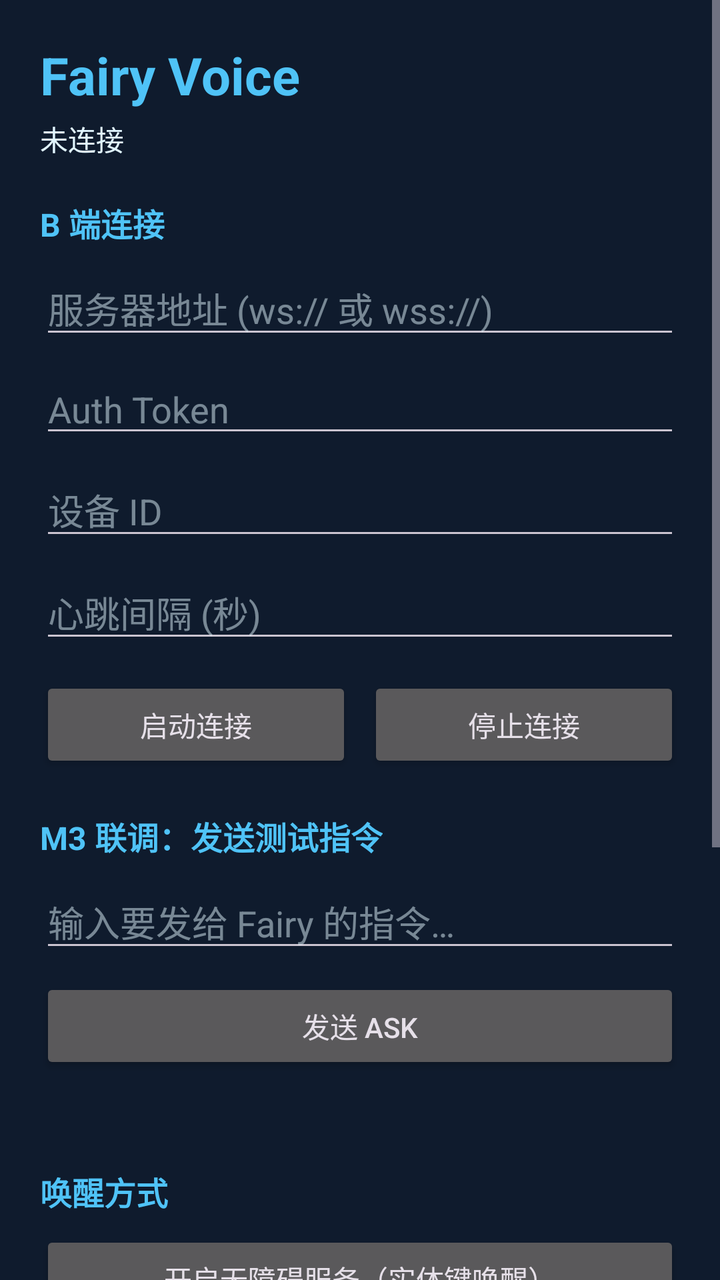
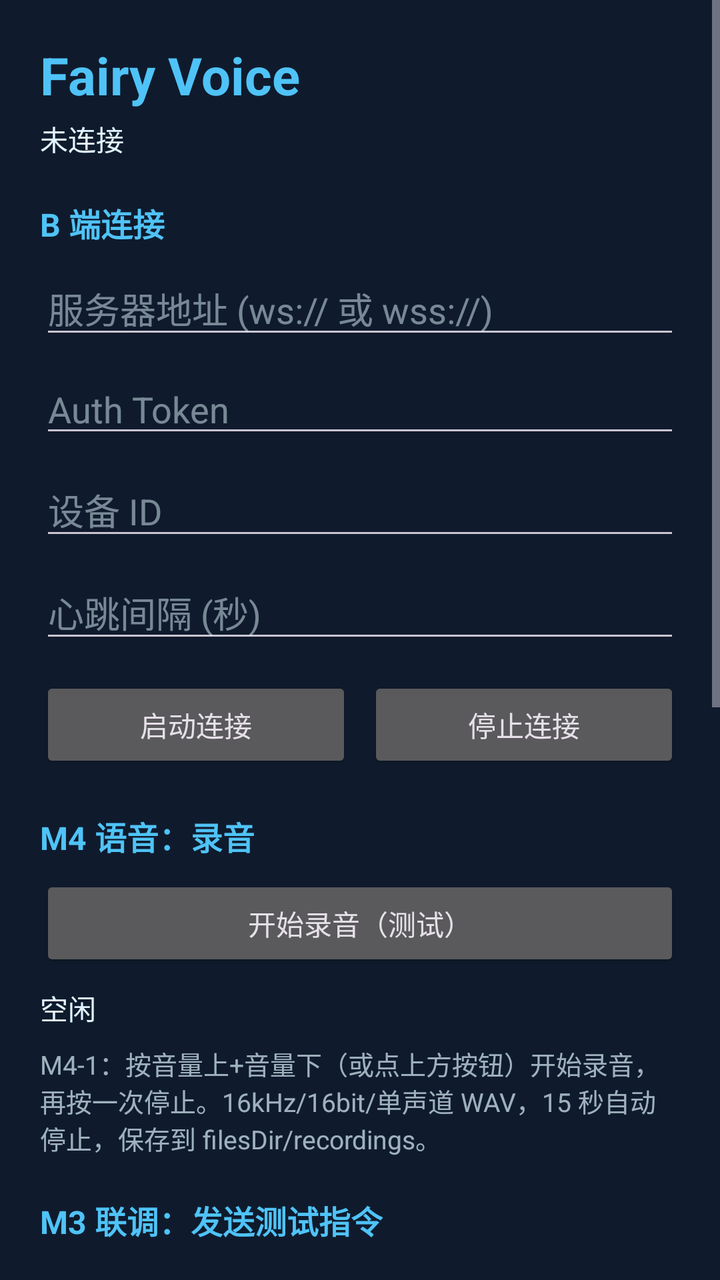

Two renders of the same Android screen: before a commit and after it. Below are the layout's source before the change and the commit's diff.
<!-- AndroidManifest.xml: application theme Theme.FairyVoice -->
<!-- res/layout/activity_main.xml -->
<?xml version="1.0" encoding="utf-8"?>
<ScrollView xmlns:android="http://schemas.android.com/apk/res/android"
    android:layout_width="match_parent"
    android:layout_height="match_parent"
    android:fillViewport="true"
    android:background="@color/fairy_bg">

    <LinearLayout
        android:layout_width="match_parent"
        android:layout_height="wrap_content"
        android:orientation="vertical"
        android:padding="20dp">

        <TextView
            android:layout_width="wrap_content"
            android:layout_height="wrap_content"
            android:text="@string/app_name"
            android:textColor="@color/fairy_blue"
            android:textSize="26sp"
            android:textStyle="bold" />

        <TextView
            android:id="@+id/tvStatus"
            android:layout_width="match_parent"
            android:layout_height="wrap_content"
            android:layout_marginTop="4dp"
            android:text="@string/status_disconnected"
            android:textColor="@color/fairy_text"
            android:textSize="14sp" />

        <TextView
            android:layout_width="wrap_content"
            android:layout_height="wrap_content"
            android:layout_marginTop="20dp"
            android:text="@string/section_server"
            android:textColor="@color/fairy_blue"
            android:textSize="16sp"
            android:textStyle="bold" />

        <EditText
            android:id="@+id/etServerUrl"
            android:layout_width="match_parent"
            android:layout_height="wrap_content"
            android:layout_marginTop="8dp"
            android:hint="@string/label_server_url"
            android:inputType="textUri"
            android:textColor="@color/fairy_text"
            android:textColorHint="#80E1F5FE" />

        <EditText
            android:id="@+id/etToken"
            android:layout_width="match_parent"
            android:layout_height="wrap_content"
            android:layout_marginTop="8dp"
            android:hint="@string/label_token"
            android:inputType="textPassword"
            android:textColor="@color/fairy_text"
            android:textColorHint="#80E1F5FE" />

        <EditText
            android:id="@+id/etDeviceId"
            android:layout_width="match_parent"
            android:layout_height="wrap_content"
            android:layout_marginTop="8dp"
            android:hint="@string/label_device_id"
            android:textColor="@color/fairy_text"
            android:textColorHint="#80E1F5FE" />

        <EditText
            android:id="@+id/etHeartbeat"
            android:layout_width="match_parent"
            android:layout_height="wrap_content"
            android:layout_marginTop="8dp"
            android:hint="@string/label_heartbeat"
            android:inputType="number"
            android:textColor="@color/fairy_text"
            android:textColorHint="#80E1F5FE" />

        <LinearLayout
            android:layout_width="match_parent"
            android:layout_height="wrap_content"
            android:layout_marginTop="12dp"
            android:orientation="horizontal">

            <Button
                android:id="@+id/btnStart"
                android:layout_width="0dp"
                android:layout_height="wrap_content"
                android:layout_weight="1"
                android:text="@string/btn_start" />

            <Button
                android:id="@+id/btnStop"
                android:layout_width="0dp"
                android:layout_height="wrap_content"
                android:layout_weight="1"
                android:layout_marginStart="8dp"
                android:text="@string/btn_stop" />
        </LinearLayout>

        <TextView
            android:layout_width="wrap_content"
            android:layout_height="wrap_content"
            android:layout_marginTop="20dp"
            android:text="@string/section_test"
            android:textColor="@color/fairy_blue"
            android:textSize="16sp"
            android:textStyle="bold" />

        <EditText
            android:id="@+id/etAskInput"
            android:layout_width="match_parent"
            android:layout_height="wrap_content"
            android:layout_marginTop="8dp"
            android:hint="@string/hint_ask_input"
            android:textColor="@color/fairy_text"
            android:textColorHint="#80E1F5FE" />

        <Button
            android:id="@+id/btnSendAsk"
            android:layout_width="match_parent"
            android:layout_height="wrap_content"
            android:layout_marginTop="8dp"
            android:text="@string/btn_send_ask" />

        <TextView
            android:id="@+id/tvReply"
            android:layout_width="match_parent"
            android:layout_height="wrap_content"
            android:layout_marginTop="8dp"
            android:textColor="@color/fairy_text"
            android:textSize="14sp" />

        <TextView
            android:layout_width="wrap_content"
            android:layout_height="wrap_content"
            android:layout_marginTop="20dp"
            android:text="@string/section_wake"
            android:textColor="@color/fairy_blue"
            android:textSize="16sp"
            android:textStyle="bold" />

        <Button
            android:id="@+id/btnOpenAccessibility"
            android:layout_width="match_parent"
            android:layout_height="wrap_content"
            android:layout_marginTop="8dp"
            android:text="@string/btn_open_accessibility" />

        <TextView
            android:layout_width="match_parent"
            android:layout_height="wrap_content"
            android:layout_marginTop="8dp"
            android:text="@string/wake_hint"
            android:textColor="#B0E1F5FE"
            android:textSize="13sp" />

        <TextView
            android:layout_width="wrap_content"
            android:layout_height="wrap_content"
            android:layout_marginTop="20dp"
            android:text="@string/section_wake_tile"
            android:textColor="@color/fairy_blue"
            android:textSize="16sp"
            android:textStyle="bold" />

        <Button
            android:id="@+id/btnAddTile"
            android:layout_width="match_parent"
            android:layout_height="wrap_content"
            android:layout_marginTop="8dp"
            android:text="@string/btn_add_tile" />

        <TextView
            android:layout_width="match_parent"
            android:layout_height="wrap_content"
            android:layout_marginTop="8dp"
            android:text="@string/tile_hint"
            android:textColor="#B0E1F5FE"
            android:textSize="13sp" />
    </LinearLayout>
</ScrollView>
<!-- resources referenced by this layout -->
<resources>
  <color name="fairy_bg">#0F1B2D</color>
  <color name="fairy_blue">#4FC3F7</color>
  <color name="fairy_text">#E1F5FE</color>
  <string name="app_name">Fairy Voice</string>
  <string name="btn_add_tile">添加到控制中心</string>
  <string name="btn_open_accessibility">开启无障碍服务（实体键唤醒）</string>
  <string name="btn_send_ask">发送 ask</string>
  <string name="btn_start">启动连接</string>
  <string name="btn_stop">停止连接</string>
  <string name="hint_ask_input">输入要发给 Fairy 的指令…</string>
  <string name="label_device_id">设备 ID</string>
  <string name="label_heartbeat">心跳间隔 (秒)</string>
  <string name="label_server_url">服务器地址 (ws:// 或 wss://)</string>
  <string name="label_token">Auth Token</string>
  <string name="section_server">B 端连接</string>
  <string name="section_test">M3 联调：发送测试指令</string>
  <string name="section_wake">唤醒方式</string>
  <string name="section_wake_tile">控制中心磁贴（替代唤醒）</string>
  <string name="status_disconnected">未连接</string>
  <string name="tile_hint">下拉通知栏 → 点右上角编辑（铅笔图标）→ 把 Fairy Voice 拖入常用磁贴；点击磁贴即唤醒。Android 13+ 可先点上方按钮请求系统弹出添加入口。</string>
  <string name="wake_hint">实体键：音量上 + 音量下 同时按下 0.5 秒（亮屏时任意界面生效）。\n电源键事件被系统独占，普通 APP 无法监听；OPPO ColorOS 无「电源键+音量上」映射任意应用的能力（侧键快捷仅支持系统预置功能），替代方案见下方控制中心磁贴。</string>
  <style name="Theme.FairyVoice" parent="Theme.Material3.Dark.NoActionBar">
          <item name="colorPrimary">@color/fairy_blue</item>
          <item name="colorOnPrimary">#06121F</item>
          <item name="colorSecondary">@color/fairy_blue_dark</item>
          <item name="android:statusBarColor">@color/fairy_bg</item>
          <item name="android:navigationBarColor">@color/fairy_bg</item>
      </style>
  <color name="fairy_blue_dark">#0288D1</color>
</resources>

<!-- the commit's change to res/layout/activity_main.xml (unified diff, before → after) -->
@@ -102,6 +102,39 @@
             android:layout_width="wrap_content"
             android:layout_height="wrap_content"
             android:layout_marginTop="20dp"
+            android:text="@string/section_m4_record"
+            android:textColor="@color/fairy_blue"
+            android:textSize="16sp"
+            android:textStyle="bold" />
+
+        <Button
+            android:id="@+id/btnRecordTest"
+            android:layout_width="match_parent"
+            android:layout_height="wrap_content"
+            android:layout_marginTop="8dp"
+            android:text="@string/btn_record_start" />
+
+        <TextView
+            android:id="@+id/tvVoiceState"
+            android:layout_width="match_parent"
+            android:layout_height="wrap_content"
+            android:layout_marginTop="8dp"
+            android:text="@string/voice_state_idle"
+            android:textColor="@color/fairy_text"
+            android:textSize="14sp" />
+
+        <TextView
+            android:layout_width="match_parent"
+            android:layout_height="wrap_content"
+            android:layout_marginTop="8dp"
+            android:text="@string/record_hint"
+            android:textColor="#B0E1F5FE"
+            android:textSize="13sp" />
+
+        <TextView
+            android:layout_width="wrap_content"
+            android:layout_height="wrap_content"
+            android:layout_marginTop="20dp"
             android:text="@string/section_test"
             android:textColor="@color/fairy_blue"
             android:textSize="16sp"
<!-- resource entries referenced after the edit -->
@@ -6,6 +6,7 @@
   <string name="app_name">Fairy Voice</string>
   <string name="btn_add_tile">添加到控制中心</string>
   <string name="btn_open_accessibility">开启无障碍服务（实体键唤醒）</string>
+  <string name="btn_record_start">开始录音（测试）</string>
   <string name="btn_send_ask">发送 ask</string>
   <string name="btn_start">启动连接</string>
   <string name="btn_stop">停止连接</string>
@@ -14,12 +15,15 @@
   <string name="label_heartbeat">心跳间隔 (秒)</string>
   <string name="label_server_url">服务器地址 (ws:// 或 wss://)</string>
   <string name="label_token">Auth Token</string>
+  <string name="record_hint">M4-1：按音量上+音量下（或点上方按钮）开始录音，再按一次停止。16kHz/16bit/单声道 WAV，15 秒自动停止，保存到 filesDir/recordings。</string>
+  <string name="section_m4_record">M4 语音：录音</string>
   <string name="section_server">B 端连接</string>
   <string name="section_test">M3 联调：发送测试指令</string>
   <string name="section_wake">唤醒方式</string>
   <string name="section_wake_tile">控制中心磁贴（替代唤醒）</string>
   <string name="status_disconnected">未连接</string>
   <string name="tile_hint">下拉通知栏 → 点右上角编辑（铅笔图标）→ 把 Fairy Voice 拖入常用磁贴；点击磁贴即唤醒。Android 13+ 可先点上方按钮请求系统弹出添加入口。</string>
+  <string name="voice_state_idle">空闲</string>
   <string name="wake_hint">实体键：音量上 + 音量下 同时按下 0.5 秒（亮屏时任意界面生效）。\n电源键事件被系统独占，普通 APP 无法监听；OPPO ColorOS 无「电源键+音量上」映射任意应用的能力（侧键快捷仅支持系统预置功能），替代方案见下方控制中心磁贴。</string>
   <style name="Theme.FairyVoice" parent="Theme.Material3.Dark.NoActionBar">
           <item name="colorPrimary">@color/fairy_blue</item>
